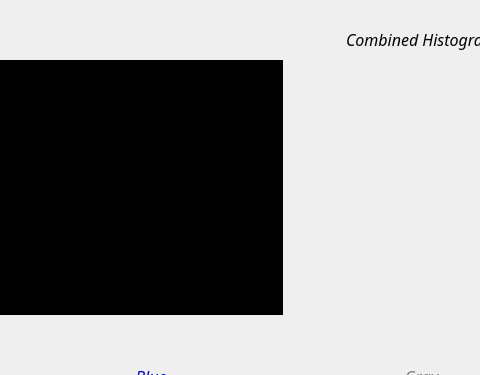
The window that mainwindow.ui (acamara/Histograma) describes before a commit, drawn with Qt 5; both pictures show x 509 to 989 and y 100 to 475 of the 1074 by 637 pixel window.
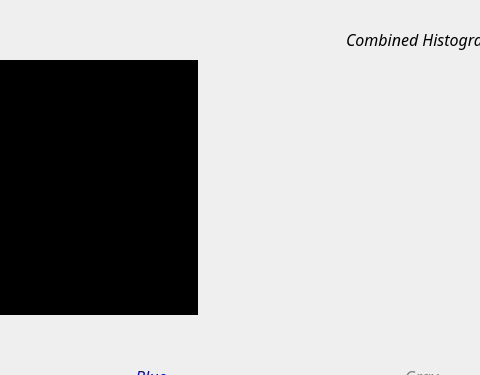
The same window after the commit.

What changed in the file:
```diff
--- a/mainwindow.ui
+++ b/mainwindow.ui
@@ -175,7 +175,7 @@
         </property>
         <property name="maximumSize">
          <size>
-          <width>16777215</width>
+          <width>450</width>
           <height>255</height>
          </size>
         </property>
```
